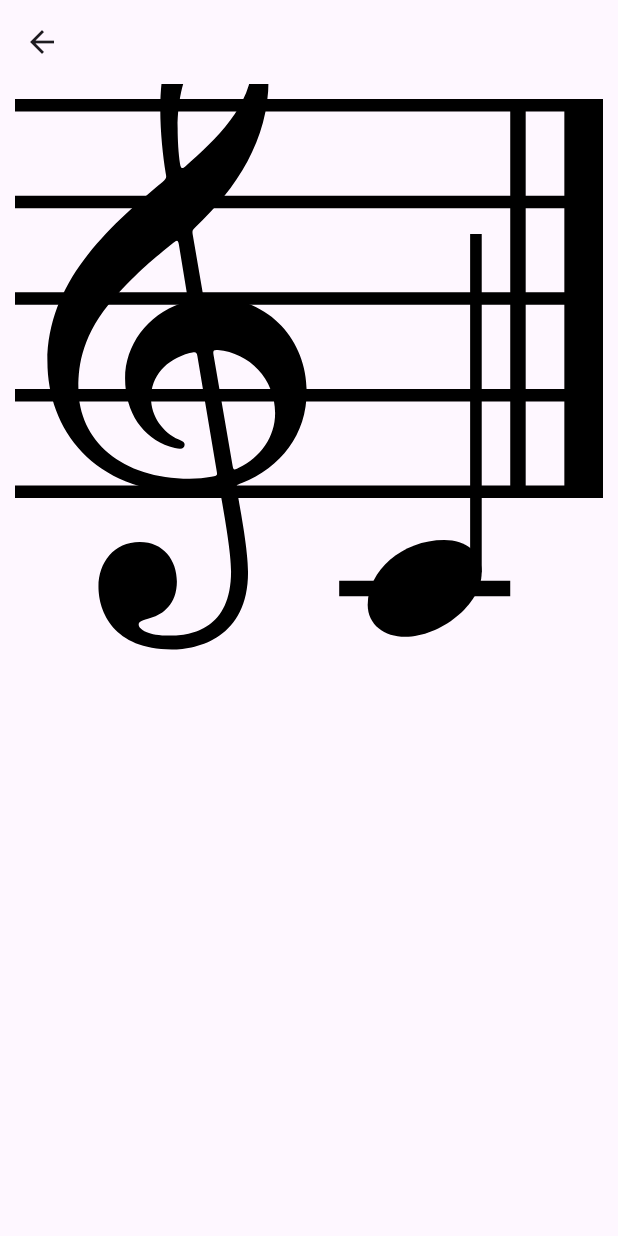
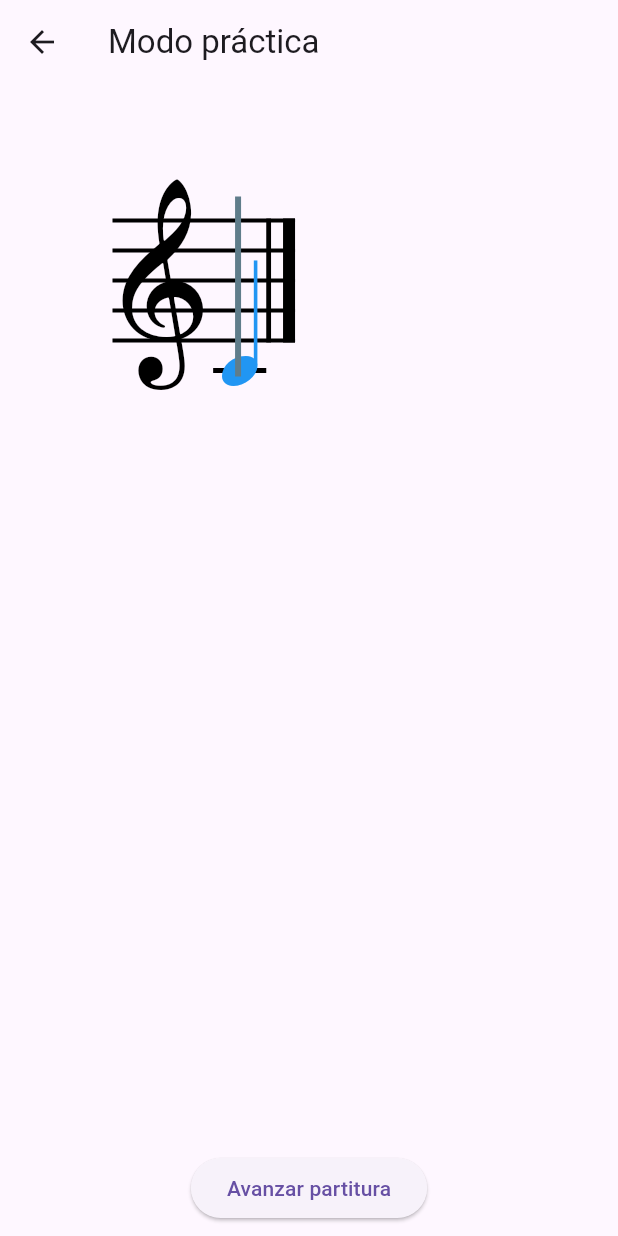
Before and after one commit to Chalo-png/flutterv1, a Flutter app: the CancionesPrecargadas screen opened by its route, after a tap on "Estrellita donde estas", on a phone screen of 412 x 824 dp. Run offline on Flutter 3.47's test engine with Material 3 defaults, Android fonts, the phone set to English and light mode, and no system bars; missing offline and left inert: flutter_piano_audio_detection.

Commit message:
Modo práctica (sin detector de audio) added

```diff
--- a/lib/main.dart
+++ b/lib/main.dart
@@ -1,6 +1,7 @@
 import 'package:flutter/material.dart';
 import 'package:test2/rutas/generaMelodia.dart';
 import 'package:test2/rutas/practica.dart';
+import 'package:test2/widgets/widget_practiceMode/practiceMode.dart';
 import 'package:test2/rutas/vistaPrevia.dart';
 import 'package:test2/rutas/cancionesPrecargadas.dart';
 
--- a/lib/rutas/vistaPrevia.dart
+++ b/lib/rutas/vistaPrevia.dart
@@ -10,6 +10,7 @@ class MusicSheetDisplayScreen extends StatelessWidget {
     return Scaffold(
       appBar: AppBar(
         title: const Text('Vista Previa'),
+
       ),
       body: Center(
         child: MusicSheetWidget(notes: notes),
--- a/lib/widgets/widget_musicSheet/MusicSheetWidget.dart
+++ b/lib/widgets/widget_musicSheet/MusicSheetWidget.dart
@@ -1,5 +1,6 @@
 import 'package:flutter/material.dart';
 import 'package:test2/widgets/widget_musicSheet/simple_sheet_music.dart';
+import 'package:test2/widgets/widget_musicSheet/src/music_objects/note/note.dart';
 
 class MusicSheetWidget extends StatefulWidget {
   final List<Note> notes;
@@ -35,13 +36,14 @@ class _MusicSheetWidgetState extends State<MusicSheetWidget> {
     final height = screenSize.height / 2;
     final width = screenSize.width;
 
+
     return Scaffold(
       appBar: AppBar(
-
+        automaticallyImplyLeading: false,
       ),
       body: SimpleSheetMusic(
         initialClef: initialClef,
-        margin: const EdgeInsets.all(10),
+        margin: const EdgeInsets.all(75),
         height: height,
         width: width,
         staffs: [staff],
--- a/lib/widgets/widget_musicSheet/src/measure/measure_builder.dart
+++ b/lib/widgets/widget_musicSheet/src/measure/measure_builder.dart
@@ -62,7 +62,7 @@ class MeasureBuilder {
 
   /// Calculates the sum of the widths of the objects in the measure.
   double _objectsWidthSum(List<BuiltObject> objects) =>
-      objects.fold(0.0, (sum, object) => sum + object.width);
+      objects.fold(0, (sum, object) => sum + object.width);
 
   /// Calculates the maximum upper height among the objects in the measure.
   double _objectsUppestHeight(List<BuiltObject> objects) => objects.fold(
--- a/lib/widgets/widget_musicSheet/src/music_objects/note/note.dart
+++ b/lib/widgets/widget_musicSheet/src/music_objects/note/note.dart
@@ -54,14 +54,31 @@ class Note implements MusicObjectStyle {
     );
   }
 
+  BuiltNote buildNote(ClefType clefType) {
+    final noteHeadType = noteDuration.noteHeadType;
+    final noteFlagType = noteDuration.noteFlagType;
+    final stavePosition = StavePosition(pitch.position, clefType);
+
+    return BuiltNote(
+      this,
+      noteHeadType,
+      stavePosition,
+      specifiedMargin,
+      noteFlagType: noteFlagType,
+      accidentalType: accidental,
+      fingering: fingering,
+    );
+  }
+
   @override
-  MusicObjectStyle copyWith(
-          {Pitch? newPitch,
-          NoteDuration? newNoteDuration,
-          Accidental? newAccidental,
-          Fingering? newFingering,
-          Color? newColor,
-          EdgeInsets? newSpecifiedMargin}) =>
+  MusicObjectStyle copyWith({
+    Pitch? newPitch,
+    NoteDuration? newNoteDuration,
+    Accidental? newAccidental,
+    Fingering? newFingering,
+    Color? newColor,
+    EdgeInsets? newSpecifiedMargin,
+  }) =>
       Note(
         pitch: newPitch ?? pitch,
         noteDuration: newNoteDuration ?? noteDuration,
@@ -71,6 +88,7 @@ class Note implements MusicObjectStyle {
         color: newColor ?? color,
       );
 }
+
 
 class BuiltNote implements BuiltObject {
   static const minStemLength = 3.5;
@@ -91,44 +109,44 @@ class BuiltNote implements BuiltObject {
   FingeringRenderer? get _fingeringOnMeasure => fingering != null
       ? FingeringRenderer(fingering!,
           noteUpperHeight: _noteUpperHeight,
-          noteHeadCenterX: _noteHead.noteHeadCenterX)
+          noteHeadCenterX: noteHead.noteHeadCenterX)
       : null;
 
   EdgeInsets get _defaultMargin =>
-      specifiedMargin ?? EdgeInsets.all(_objectWidth / 4);
+      specifiedMargin ?? EdgeInsets.all(objectWidth / 4);
   EdgeInsets get _margin => noteStyle.specifiedMargin ?? _defaultMargin;
 
   bool get _hasAccidental => accidentalType != null;
 
   AccidentalRenderer? get _accidental => _hasAccidental
-      ? AccidentalRenderer(accidentalType!, _localPosition)
+      ? AccidentalRenderer(accidentalType!, localPosition)
       : null;
 
-  double get _accidentalWidth => _accidental?.width ?? 0;
+  double get accidentalWidth => _accidental?.width ?? 0;
 
-  double get _accidentalSpacing => _accidentalWidth / 5;
+  double get accidentalSpacing => accidentalWidth / 5;
 
-  int get _localPosition => stavePosition.localPosition;
-  bool get _isStemUp => _localPosition < 0;
+  int get localPosition => stavePosition.localPosition;
+  bool get _isStemUp => localPosition < 0;
 
   bool get _hasStem => noteHeadType.hasStem;
 
-  NoteHead get _noteHead => NoteHead(
-      noteHeadType, _localPosition, _accidentalWidth + _accidentalSpacing);
+  NoteHead get noteHead => NoteHead(
+      noteHeadType, localPosition, accidentalWidth + accidentalSpacing);
 
   NoteStem? get _noteStem => _hasStem
       ? NoteStem(
           _isStemUp,
-          stemRootOffset: _stemRootOffset,
+          stemRootOffset: stemRootOffset,
           stemTipOffset: _stemTipOffset,
         )
       : null;
 
-  double get _stemX => _isStemUp ? _noteHead.stemUpX : _noteHead.stemDownX;
+  double get stemX => _isStemUp ? noteHead.stemUpX : noteHead.stemDownX;
   double get _stemRootY =>
-      _isStemUp ? _noteHead.stemUpRootY : _noteHead.stemDownRootY;
+      _isStemUp ? noteHead.stemUpRootY : noteHead.stemDownRootY;
 
-  Offset get _stemRootOffset => Offset(_stemX, _stemRootY);
+  Offset get stemRootOffset => Offset(stemX, _stemRootY);
 
   double get _stemTipY {
     if (_hasFlag) return _noteFlag!.stemTipY;
@@ -136,20 +154,20 @@ class BuiltNote implements BuiltObject {
   }
 
   double get _stemUpTipY =>
-      _isStemTipOnCenter ? 0.0 : _noteHead.stemUpRootY - NoteStem.minStemLength;
+      _isStemTipOnCenter ? 0.0 : noteHead.stemUpRootY - NoteStem.minStemLength;
   double get _stemDownTipY => _isStemTipOnCenter
       ? 0.0
-      : _noteHead.stemDownRootY + NoteStem.minStemLength;
+      : noteHead.stemDownRootY + NoteStem.minStemLength;
 
-  Offset get _stemTipOffset => Offset(_stemX, _stemTipY);
+  Offset get _stemTipOffset => Offset(stemX, _stemTipY);
 
   bool get _hasFlag => noteFlagType != null;
 
   NoteFlag? get _noteFlag => _hasFlag
-      ? NoteFlag(_noteHead, noteFlagType!, _isStemUp, _isStemTipOnCenter)
+      ? NoteFlag(noteHead, noteFlagType!, _isStemUp, _isStemTipOnCenter)
       : null;
 
-  bool get _isStemTipOnCenter => _localPosition <= -7 || 7 <= _localPosition;
+  bool get _isStemTipOnCenter => localPosition <= -7 || 7 <= localPosition;
 
   @override
   ObjectOnCanvas placeOnCanvas({
@@ -157,24 +175,24 @@ class BuiltNote implements BuiltObject {
     required double staffLineCenterY,
   }) {
     final helper = ObjectOnCanvasHelper(
-      _bboxWithNoMargin,
+      bboxWithNoMargin,
       Offset(previousObjectsWidthSum, staffLineCenterY),
       _margin,
     );
 
     return NoteRenderer(helper, noteStyle,
-        noteHead: _noteHead,
+        noteHead: noteHead,
         noteStem: _noteStem,
         noteFlag: _noteFlag,
         accidental: _accidental,
-        position: _localPosition,
+        position: localPosition,
         fingering: _fingeringOnMeasure);
   }
 
   double get _fingeringHeight => _fingeringOnMeasure?.upperHeight ?? 0.0;
 
-  double get _noteHeadUpperHeight => _noteHead.upperHeight;
-  double get _noteHeadLowerHeight => _noteHead.lowerHeight;
+  double get _noteHeadUpperHeight => noteHead.upperHeight;
+  double get _noteHeadLowerHeight => noteHead.lowerHeight;
 
   double get _noteFlagUpperHeight => _noteFlag?.upperHeight ?? 0.0;
   double get _noteFlagLowerHeight => _noteFlag?.lowerHeight ?? 0.0;
@@ -209,8 +227,8 @@ class BuiltNote implements BuiltObject {
       ].fold<double>(0.0,
           (previousValue, notePartLower) => max(previousValue, notePartLower));
 
-  Rect get _bboxWithNoMargin =>
-      Rect.fromLTRB(0.0, -_upperWithNoMargin, _objectWidth, _lowerWithNoMargin);
+  Rect get bboxWithNoMargin =>
+      Rect.fromLTRB(0.0, -_upperWithNoMargin, objectWidth, _lowerWithNoMargin);
 
   double get _noteHeadWidth => noteHeadType.width;
 
@@ -226,9 +244,9 @@ class BuiltNote implements BuiltObject {
   double get _noteWidth => _isStemUp ? _upNoteWidth : _downNoteWidth;
 
   @override
-  double get width => _objectWidth + _margin.horizontal;
+  double get width => objectWidth + _margin.horizontal;
 
-  double get _objectWidth => _accidentalWidth + _accidentalSpacing + _noteWidth;
+  double get objectWidth => accidentalWidth + accidentalSpacing + _noteWidth;
 }
 
 class NoteRenderer implements ObjectOnCanvas {
--- a/lib/widgets/widget_musicSheet/src/sheet_music_layout.dart
+++ b/lib/widgets/widget_musicSheet/src/sheet_music_layout.dart
@@ -22,7 +22,7 @@ class SheetMusicLayout {
         0.0, (previousValue, element) => max(previousValue, element.width));
     final widthScale = (width - margin.horizontal) / staffsMaxWidth;
     final heightScale = (height - margin.vertical) / staffsHeightSum;
-    return min(widthScale, heightScale);
+    return 20;
   }
 
   List<StaffOnCanvas> get staffsOnCanvas {
@@ -30,7 +30,7 @@ class SheetMusicLayout {
     double currentHeightSum = sheetMusicMargin.top;
     final placedStaffs = <StaffOnCanvas>[];
     for (final staff in _staffsContainMeasures) {
-      final staffLineCenterY = currentHeightSum + staff.upperHeight;
+      final staffLineCenterY = currentHeightSum;
       placedStaffs.add(staff.placeOnCanvas(staffLineCenterY, sheetMusicMargin));
       currentHeightSum += staff.height;
     }
--- /dev/null
+++ b/lib/widgets/widget_practiceMode/practiceMode.dart
@@ -0,0 +1,156 @@
+import 'dart:async';
+import 'package:flutter/material.dart';
+import 'package:test2/rutas/generaMelodia.dart';
+import 'package:test2/widgets/widget_musicSheet/MusicSheetWidget.dart';
+import 'package:test2/widgets/widget_musicSheet/simple_sheet_music.dart';
+import 'package:test2/widgets/widget_musicSheet/src/music_objects/note/note.dart';
+
+class MusicSheetDisplayScreenPracticeMode extends StatefulWidget {
+  final List<Note> notes;
+
+  MusicSheetDisplayScreenPracticeMode({Key? key, required this.notes}) : super(key: key);
+
+  @override
+  _MusicSheetDisplayScreenPracticeModeState createState() =>
+      _MusicSheetDisplayScreenPracticeModeState();
+}
+
+class _MusicSheetDisplayScreenPracticeModeState
+    extends State<MusicSheetDisplayScreenPracticeMode> {
+  double _currentOffset = 0.0;
+  int _buttonPressCount = 0;
+  double adjust = 30.025;
+
+  @override
+  void initState() {
+    super.initState();
+
+    for (int i = 0; i < widget.notes.length; i++) {
+      if (i == 0) {
+        widget.notes[i] = Note(
+          pitch: widget.notes[i].pitch,
+          noteDuration: widget.notes[i].noteDuration,
+          color: Colors.blue,
+        );
+      } else {
+        widget.notes[i] = Note(
+          pitch: widget.notes[i].pitch,
+          noteDuration: widget.notes[i].noteDuration,
+          color: Colors.black,
+        );
+      }
+    }
+  }
+
+  void _advanceSheet() {
+    setState(() {
+
+      //SI SE PRESIONA LA NOTA CORRECTA Y DURANTE EL TIEMPO CORRECTO AVANZAR
+      //CÓDIGO AQUI
+      //
+      //
+      //
+      //
+      //---------------------------------------------------------------------
+
+      if (_buttonPressCount < widget.notes.length - 1) {
+        _currentOffset -= _calculateTotalWidth(_buttonPressCount);
+
+        widget.notes[_buttonPressCount + 1] = Note(
+          pitch: widget.notes[_buttonPressCount + 1].pitch,
+          noteDuration: widget.notes[_buttonPressCount + 1].noteDuration,
+          color: Colors.blue,
+        );
+
+        print(_currentOffset);
+
+        _buttonPressCount++;
+      }
+    });
+  }
+
+  double _calculateTotalWidth(int count) {
+    double width = 0.0;
+    BuiltNote buildNote = widget.notes[count].buildNote(ClefType.treble);
+    BuiltNote buildNoteNext = widget.notes[count + 1].buildNote(ClefType.treble);
+
+    width += (buildNote.objectWidth / 2 + buildNoteNext.objectWidth / 2) * adjust;
+
+    // Imprimir el ancho actual acumulado
+    print('Nota: ${widget.notes[count].pitch.name.toString()}');
+    print('Ancho actual: ${((buildNote.objectWidth * adjust)).toString()}');
+
+    return width;
+  }
+
+  @override
+  Widget build(BuildContext context) {
+    return Scaffold(
+      appBar: AppBar(
+        title: const Text('Modo práctica'),
+      ),
+      body: Column(
+        children: <Widget>[
+          Expanded(
+            child: Stack(
+              children: [
+                Positioned(
+                  left: _currentOffset,
+                  child: MusicSheetWidgetAux(notes: widget.notes),
+                ),
+                Positioned(
+                  top: 75, // Ajustar según necesidad
+                  left: 139 + (widget.notes[0].buildNote(ClefType.treble).objectWidth/2)*adjust, // Ajustar según necesidad
+                  child: Container(
+                    width: 4, // Ancho de la línea vertical
+                    height: 120, // Altura de la línea vertical
+                    color: Colors.blueGrey, // Color de la línea vertical
+                  ),
+                ),
+              ],
+            ),
+          ),
+          Padding(
+            padding: const EdgeInsets.all(8.0),
+            child: ElevatedButton(
+              onPressed: _advanceSheet,
+              child: Text('Avanzar partitura'),
+            ),
+          ),
+        ],
+      ),
+    );
+  }
+}
+
+class MusicSheetWidgetAux extends StatelessWidget {
+  final List<Note> notes;
+
+  MusicSheetWidgetAux({required this.notes});
+
+  @override
+  Widget build(BuildContext context) {
+    return Container(
+      key: UniqueKey(),
+      width: MediaQuery.of(context).size.width,
+      height: 200,
+      color: Colors.grey[200],
+      child: Center(
+        child: MusicSheetWidget(notes: notes),
+      ),
+    );
+  }
+}
+
+//final List<Note> notes = ModalRoute.of(context)!.settings.arguments as List<Note>;
+//for (Note nota in notas) {
+//BuiltNote buildNote = nota.buildNote(ClefType.treble);
+//print("WIDTH -1 -------->>>>>: ${nota.noteDuration.time.toString()}");
+//print("WIDTH 0 -------->>>>>: ${nota.pitch.position.toString()}");
+//print("WIDTH 1 -------->>>>>: ${buildNote.noteHead.noteHeadCenterX.toString()}");
+//print("WIDTH 2 -------->>>>>: ${buildNote.noteHead.accidentalWidth.toString()}");
+//print("WIDTH 3 -------->>>>>: ${buildNote.accidentalSpacing.toString()}");
+//print("LowerHeight 4 -------->>>>>: ${buildNote.lowerHeight.toString()}");
+//print("ObjectWidth -------->>>>>: ${buildNote.objectWidth.toString()}");
+//print("box -------->>>>>: ${buildNote.bboxWithNoMargin.toString()}");
+//}
```
Also changed, not shown: lib/rutas/cancionesPrecargadas.dart (+127 -1 lines).
